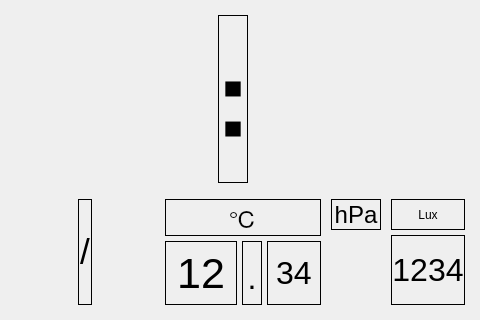
Before: the Qt Designer form dev/src/RaspiEnvMeter/envmeter.ui in CountrySideEngineer/RaspiEnvMeter, drawn with Qt 5.
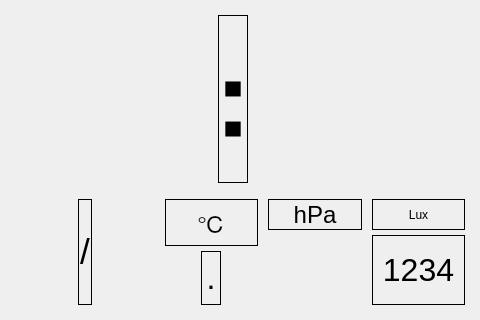
After: the same form once the commit is applied. Custom widgets are drawn as their Qt base class.

Commit message:
Update class of DHT11 and GPIO.
-Modify bug in CGpio class in waiting a time.
-The temperature has not been displayed on widget.
-Add code to setup GPIO pin to be used by sensor.
-Add argument into class handling sensor data to setup GPIO pin number.

What changed in the file:
```diff
--- a/dev/src/RaspiEnvMeter/envmeter.ui
+++ b/dev/src/RaspiEnvMeter/envmeter.ui
@@ -356,7 +356,7 @@
           <property name="spacing">
            <number>5</number>
           </property>
-          <item row="2" column="1" rowspan="2">
+          <item row="2" column="3">
            <widget class="QLabel" name="EnvTempDotDisplay">
             <property name="sizePolicy">
              <sizepolicy hsizetype="Fixed" vsizetype="Preferred">
@@ -392,58 +392,7 @@
             </property>
            </widget>
           </item>
-          <item row="2" column="2" rowspan="2" colspan="2">
-           <widget class="QLabel" name="EnvTempIntPartDisplay">
-            <property name="sizePolicy">
-             <sizepolicy hsizetype="Preferred" vsizetype="Preferred">
-              <horstretch>0</horstretch>
-              <verstretch>0</verstretch>
-             </sizepolicy>
-            </property>
-            <property name="font">
-             <font>
-              <pointsize>24</pointsize>
-             </font>
-            </property>
-            <property name="frameShape">
-             <enum>QFrame::Box</enum>
-            </property>
-            <property name="text">
-             <string>34</string>
-            </property>
-           </widget>
-          </item>
-          <item row="2" column="0" rowspan="2">
-           <widget class="QLabel" name="EnvTempDecPartDisplay">
-            <property name="sizePolicy">
-             <sizepolicy hsizetype="Preferred" vsizetype="Preferred">
-              <horstretch>0</horstretch>
-              <verstretch>0</verstretch>
-             </sizepolicy>
-            </property>
-            <property name="minimumSize">
-             <size>
-              <width>61</width>
-              <height>0</height>
-             </size>
-            </property>
-            <property name="font">
-             <font>
-              <pointsize>32</pointsize>
-             </font>
-            </property>
-            <property name="frameShape">
-             <enum>QFrame::Box</enum>
-            </property>
-            <property name="text">
-             <string>12</string>
-            </property>
-            <property name="alignment">
-             <set>Qt::AlignRight|Qt::AlignTrailing|Qt::AlignVCenter</set>
-            </property>
-           </widget>
-          </item>
-          <item row="1" column="0" colspan="4">
+          <item row="1" column="0" colspan="7">
            <widget class="QLabel" name="EnvTempUnitDisplay">
             <property name="sizePolicy">
              <sizepolicy hsizetype="Preferred" vsizetype="Preferred">
@@ -473,6 +422,12 @@
             </property>
            </widget>
           </item>
+          <item row="2" column="0" colspan="3">
+           <widget class="CRaspiEnvMeterTimeView" name="TempIntPartDisplay" native="true"/>
+          </item>
+          <item row="2" column="4" colspan="3">
+           <widget class="CRaspiEnvMeterTimeView" name="TempDecPartDisplay" native="true"/>
+          </item>
          </layout>
         </item>
         <item>
```
The commit also changes 8 other files.
